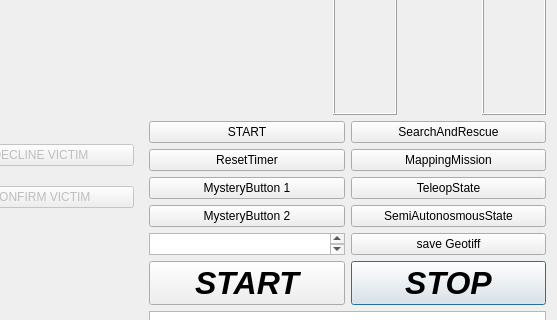
This is resources/StandarWidget.ui in pandora-auth-ros-pkg/pandora_rqt_gui as Qt 5 draws it before an edit; both pictures show x 266 to 823 and y 173 to 493 of the 823 by 733 pixel window. The edited form follows.
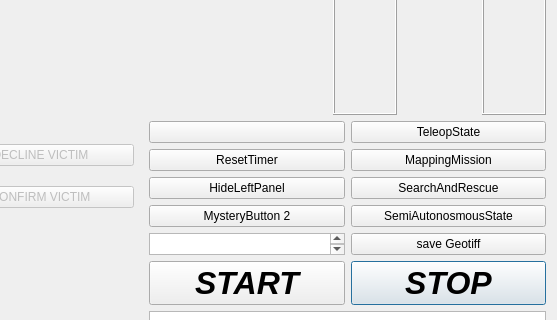
This is the edited form.

Commit message: Added State Changer with its buttons and batteryMsg

What changed in the file:
```diff
--- a/resources/StandarWidget.ui
+++ b/resources/StandarWidget.ui
@@ -158,7 +158,7 @@
               </sizepolicy>
              </property>
              <property name="text">
-              <string>START</string>
+              <string/>
              </property>
             </widget>
            </item>
@@ -196,7 +196,7 @@
            <item row="0" column="2">
             <widget class="QPushButton" name="pushButton">
              <property name="text">
-              <string>SearchAndRescue</string>
+              <string>TeleopState</string>
              </property>
             </widget>
            </item>
@@ -210,7 +210,7 @@
            <item row="2" column="2">
             <widget class="QPushButton" name="pushButton_7">
              <property name="text">
-              <string>TeleopState</string>
+              <string>SearchAndRescue</string>
              </property>
             </widget>
            </item>
@@ -257,7 +257,7 @@
            <item row="2" column="0">
             <widget class="QPushButton" name="mysteryButton1">
              <property name="text">
-              <string>MysteryButton 1</string>
+              <string>HideLeftPanel</string>
              </property>
             </widget>
            </item>
```
Left out of the diff: 10 changed lines with no effect on the pictures. The commit also changes 3 other files.
